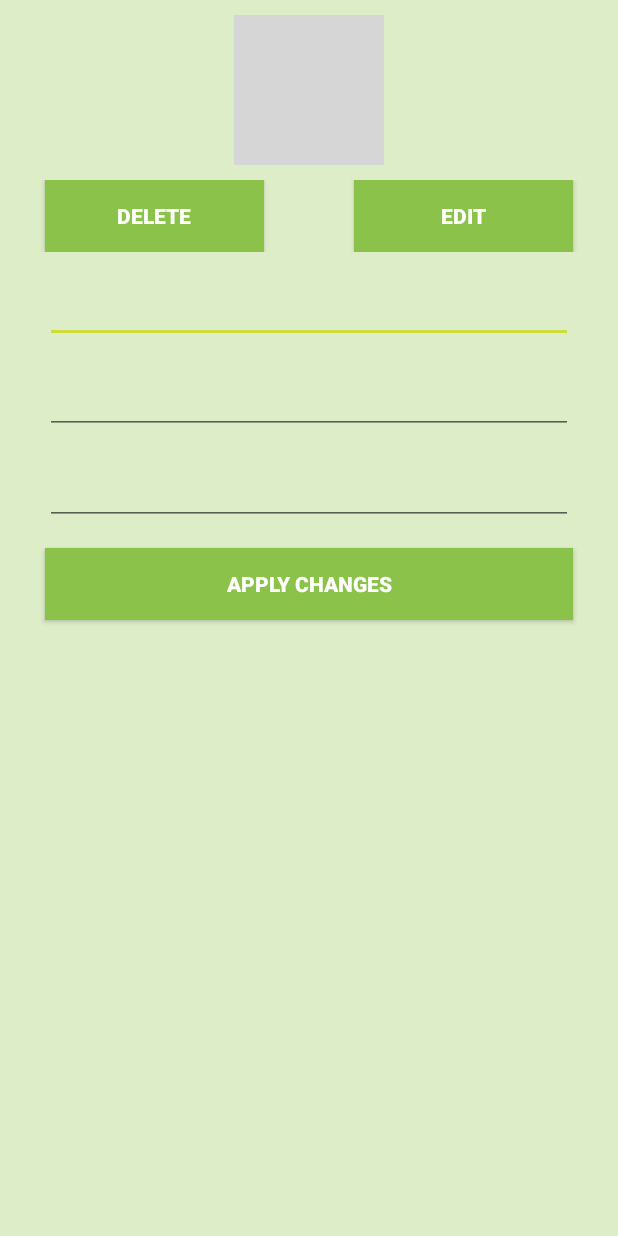
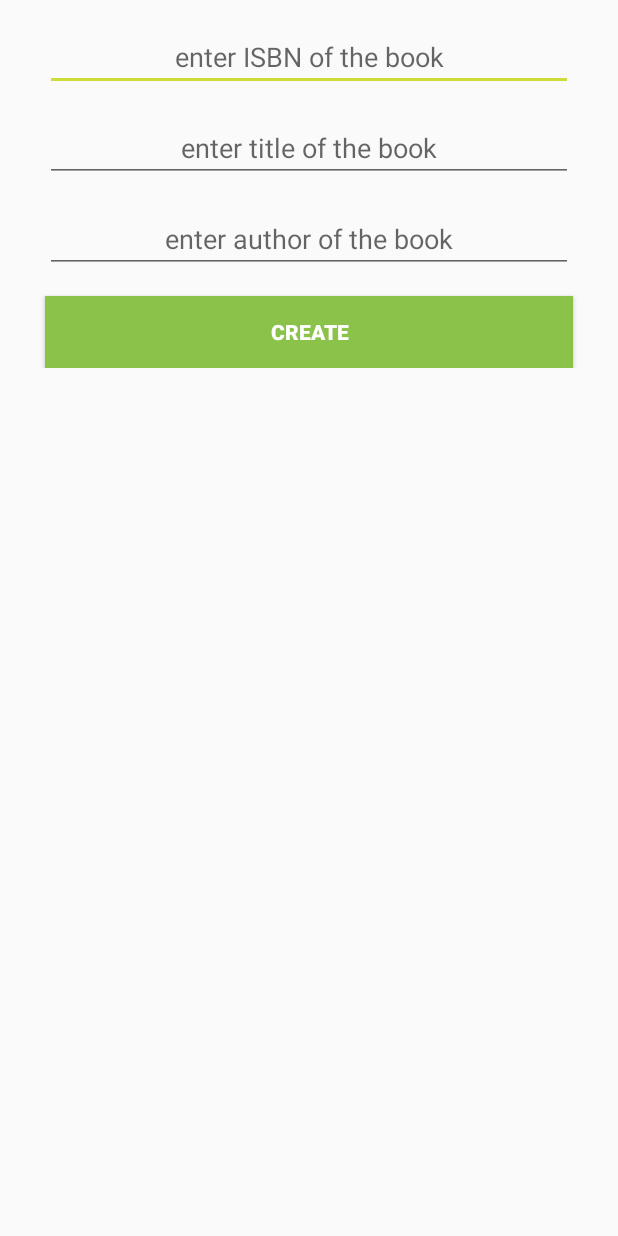
Before and after one commit to patriciamarch3/Me_Learning_Android, an Android app: the layout fragment_add_book.xml on its own in the app's theme, with its tools: preview values and no code run, on a phone screen of 412 x 824 dp. Run offline under Robolectric (Android 15) with nearby library versions, the phone set to English and light mode, and no system bars; grey boxes are pictures that could not be loaded.

Commit message:
move add book fields and function to addBookFrag

```diff
--- a/AndroidStudioProjects/ChallengeRoomAPI/app/build.gradle
+++ b/AndroidStudioProjects/ChallengeRoomAPI/app/build.gradle
@@ -28,6 +28,7 @@ dependencies {
     implementation 'androidx.appcompat:appcompat:1.1.0'
     implementation 'androidx.constraintlayout:constraintlayout:1.1.3'
     implementation 'androidx.legacy:legacy-support-v4:1.0.0'
+    implementation 'androidx.fragment:fragment:1.3.0-alpha01'
     testImplementation 'junit:junit:4.12'
     androidTestImplementation 'androidx.test.ext:junit:1.1.1'
     androidTestImplementation 'androidx.test.espresso:espresso-core:3.2.0'
--- a/AndroidStudioProjects/ChallengeRoomAPI/app/src/main/res/layout/activity_detail.xml
+++ b/AndroidStudioProjects/ChallengeRoomAPI/app/src/main/res/layout/fragment_add_book.xml
@@ -1,50 +1,10 @@
 <?xml version="1.0" encoding="utf-8"?>
 <LinearLayout xmlns:android="http://schemas.android.com/apk/res/android"
-    xmlns:app="http://schemas.android.com/apk/res-auto"
     xmlns:tools="http://schemas.android.com/tools"
     android:layout_width="match_parent"
-    android:layout_height="match_parent"
+    android:layout_height="wrap_content"
     android:orientation="vertical"
-    android:background="@color/colorPrimaryLight"
-    tools:context=".activities.DetailActivity">
-
-    <ImageView
-        android:id="@+id/ivBook"
-        android:layout_width="100dp"
-        android:layout_height="100dp"
-        android:layout_gravity="center_horizontal"
-        android:layout_margin="10dp"
-        app:srcCompat="@drawable/book" />
-
-    <LinearLayout
-        android:layout_width="match_parent"
-        android:layout_height="wrap_content"
-        android:orientation="horizontal">
-
-        <Button
-            android:id="@+id/btnDelete"
-            android:layout_width="wrap_content"
-            android:layout_height="wrap_content"
-            android:layout_marginLeft="30dp"
-            android:layout_marginRight="30dp"
-            android:layout_weight="1"
-            android:background="@color/colorPrimary"
-            android:text="delete"
-            android:textColor="@android:color/white"
-            android:textStyle="bold" />
-
-        <Button
-            android:id="@+id/btnEdit"
-            android:layout_width="wrap_content"
-            android:layout_height="wrap_content"
-            android:layout_marginLeft="30dp"
-            android:layout_marginRight="30dp"
-            android:layout_weight="1"
-            android:background="@color/colorPrimary"
-            android:text="Edit"
-            android:textColor="@android:color/white"
-            android:textStyle="bold" />
-    </LinearLayout>
+    tools:context=".activities.AddBookFrag">
 
     <EditText
         android:id="@+id/etISBN"
@@ -55,6 +15,7 @@
         android:layout_marginRight="30dp"
         android:ems="10"
         android:gravity="center_horizontal"
+        android:hint="enter ISBN of the book"
         android:inputType="textPersonName" />
 
     <EditText
@@ -66,6 +27,7 @@
         android:layout_marginRight="30dp"
         android:ems="10"
         android:gravity="center_horizontal"
+        android:hint="enter title of the book"
         android:inputType="textPersonName" />
 
     <EditText
@@ -77,17 +39,18 @@
         android:layout_marginRight="30dp"
         android:ems="10"
         android:gravity="center_horizontal"
+        android:hint="enter author of the book"
         android:inputType="textPersonName" />
 
     <Button
-        android:id="@+id/btnApply"
+        android:id="@+id/btnCreate"
         android:layout_width="match_parent"
         android:layout_height="wrap_content"
         android:layout_marginLeft="30dp"
         android:layout_marginTop="15dp"
         android:layout_marginRight="30dp"
         android:background="@color/colorPrimary"
-        android:text="Apply Changes"
+        android:text="Create"
         android:textColor="@android:color/white"
         android:textStyle="bold" />
 </LinearLayout>
--- a/AndroidStudioProjects/ChallengeRoomAPI/app/src/main/res/layout/fragment_bookshelf.xml
+++ b/AndroidStudioProjects/ChallengeRoomAPI/app/src/main/res/layout/fragment_bookshelf.xml
@@ -9,5 +9,6 @@
     <androidx.recyclerview.widget.RecyclerView
         android:id="@+id/bookshelf"
         android:layout_width="match_parent"
-        android:layout_height="wrap_content" />
+        android:layout_height="wrap_content"
+        android:layout_margin="10dp" />
 </LinearLayout>
```
Also changed, not shown: AndroidStudioProjects/ChallengeRoomAPI/app/src/main/java/com/example/challengeroomapi/activities/AddBookFrag.java (added, +66 -0 lines), AndroidStudioProjects/ChallengeRoomAPI/app/src/main/java/com/example/challengeroomapi/activities/BookshelfFrag.java (+1 -10 lines), AndroidStudioProjects/ChallengeRoomAPI/app/src/main/java/com/example/challengeroomapi/activities/MainActivity.java (+0 -43 lines), AndroidStudioProjects/ChallengeRoomAPI/app/src/main/java/com/example/challengeroomapi/room/Book.java (+0 -12 lines), AndroidStudioProjects/ChallengeRoomAPI/app/src/main/res/layout/activity_main.xml (+6 -50 lines).
